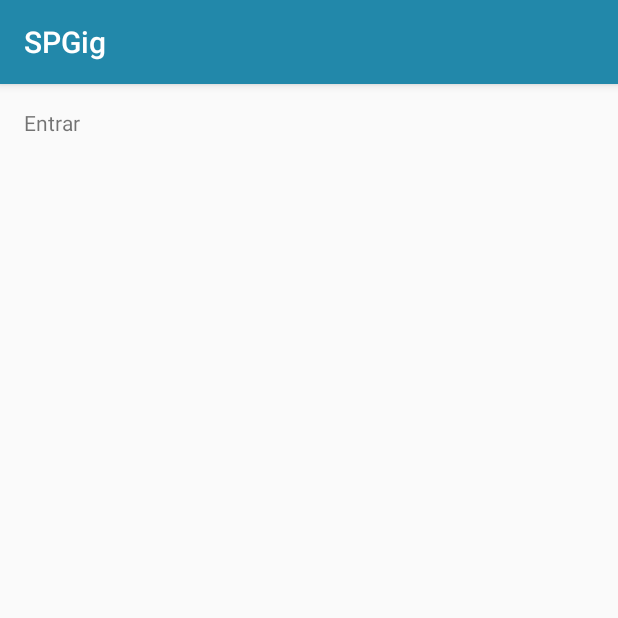
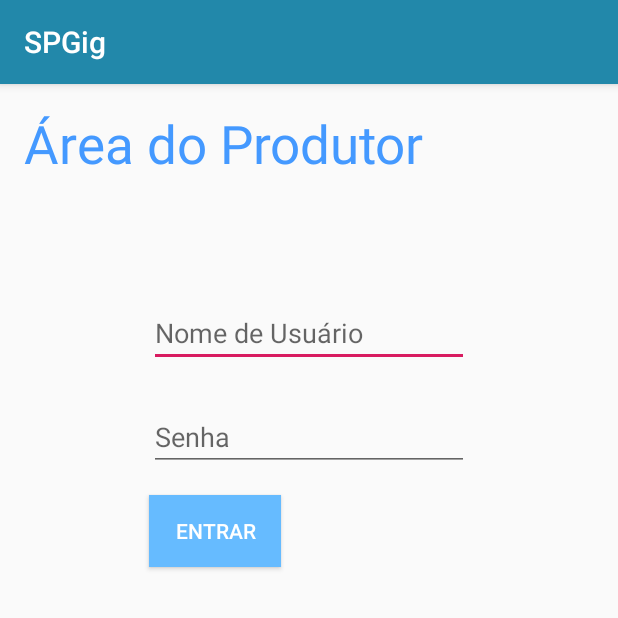
Before and after one commit to isaacpinheiro/SPGig, an Android app: the EntrarActivity screen opened directly, with no data from a screen before it, on a phone screen of 412 x 824 dp, the top half of it. Run offline under Robolectric (Android 15) with nearby library versions, the phone set to English and light mode, and no system bars.

Commit message:
Implementando o layout do EntrarActivity.

```diff
--- a/app/src/main/res/layout/activity_entrar.xml
+++ b/app/src/main/res/layout/activity_entrar.xml
@@ -7,13 +7,59 @@
     tools:context=".EntrarActivity">
 
     <TextView
-        android:id="@+id/textView"
+        android:id="@+id/entrar_area_produtor_titulo_tview"
         android:layout_width="wrap_content"
         android:layout_height="wrap_content"
         android:layout_marginStart="16dp"
         android:layout_marginLeft="16dp"
         android:layout_marginTop="16dp"
-        android:text="Entrar"
+        android:text="@string/main_menu_area_produtor"
+        android:textSize="35sp"
+        android:textColor="@color/cor_titulo"
         app:layout_constraintStart_toStartOf="parent"
         app:layout_constraintTop_toTopOf="parent" />
+
+    <EditText
+        android:id="@+id/entrar_nomeusuario_edittext"
+        android:layout_width="wrap_content"
+        android:layout_height="wrap_content"
+        android:layout_marginStart="8dp"
+        android:layout_marginLeft="8dp"
+        android:layout_marginTop="80dp"
+        android:layout_marginEnd="8dp"
+        android:layout_marginRight="8dp"
+        android:ems="10"
+        android:hint="@string/entrar_nomeusuario_edittext"
+        android:inputType="textPersonName"
+        app:layout_constraintEnd_toEndOf="parent"
+        app:layout_constraintStart_toStartOf="parent"
+        app:layout_constraintTop_toBottomOf="@+id/entrar_area_produtor_titulo_tview" />
+
+    <EditText
+        android:id="@+id/entrar_senha_edittext"
+        android:layout_width="wrap_content"
+        android:layout_height="wrap_content"
+        android:layout_marginStart="8dp"
+        android:layout_marginLeft="8dp"
+        android:layout_marginTop="24dp"
+        android:layout_marginEnd="8dp"
+        android:layout_marginRight="8dp"
+        android:ems="10"
+        android:inputType="textPassword"
+        android:hint="@string/entrar_senha_edittext"
+        app:layout_constraintEnd_toEndOf="parent"
+        app:layout_constraintStart_toStartOf="parent"
+        app:layout_constraintTop_toBottomOf="@+id/entrar_nomeusuario_edittext" />
+
+    <Button
+        android:id="@+id/entrar_btn"
+        android:layout_width="wrap_content"
+        android:layout_height="wrap_content"
+        android:layout_marginTop="16dp"
+        android:text="@string/entrar_btn"
+        android:background="@color/cor_btn"
+        android:textColor="@color/cor_txt_btn"
+        app:layout_constraintStart_toStartOf="@+id/entrar_senha_edittext"
+        app:layout_constraintTop_toBottomOf="@+id/entrar_senha_edittext" />
+
 </androidx.constraintlayout.widget.ConstraintLayout>
--- a/app/src/main/res/values/strings.xml
+++ b/app/src/main/res/values/strings.xml
@@ -49,4 +49,8 @@
     <string name="area_produtor_entrar_btn">Entrar</string>
     <string name="area_produtor_cadastrese_btn">Cadastre-se</string>
 
+    <string name="entrar_nomeusuario_edittext">Nome de Usuário</string>
+    <string name="entrar_senha_edittext">Senha</string>
+    <string name="entrar_btn">Entrar</string>
+
 </resources>
```
